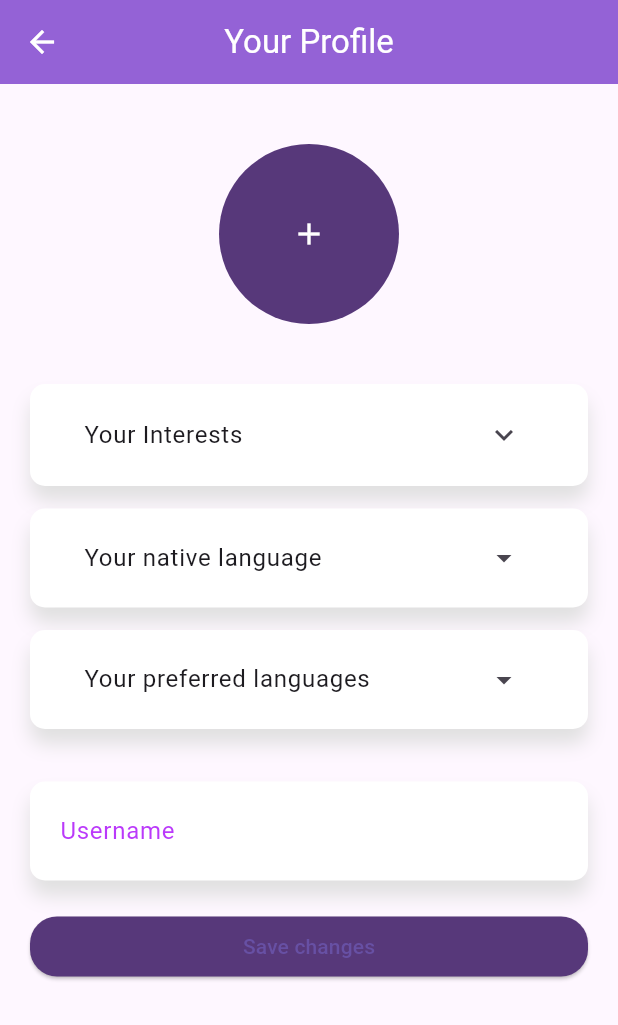
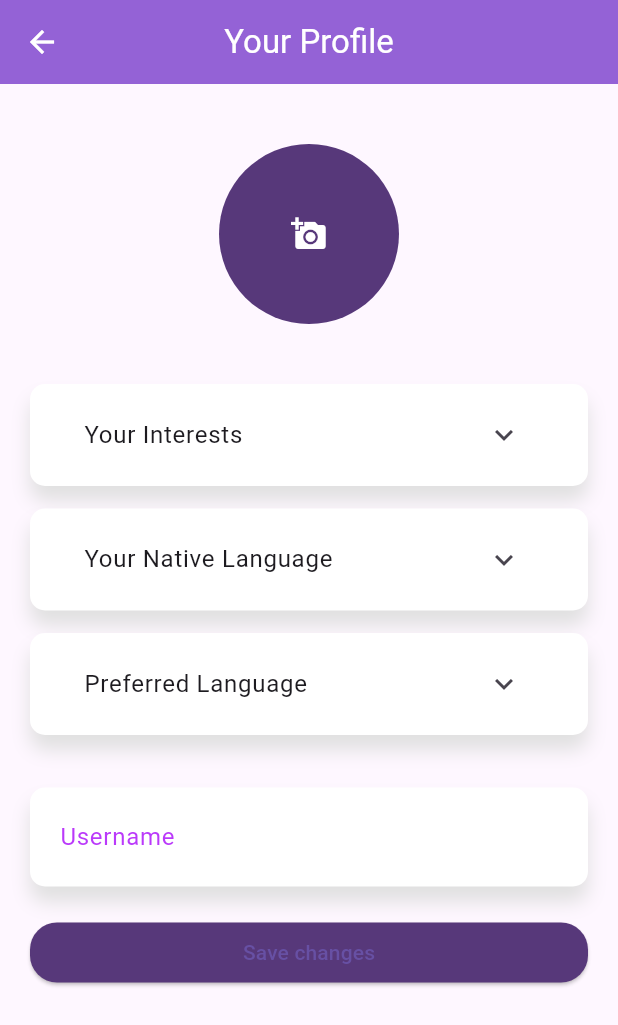
Before and after one commit to SmokyCrow/GlobaLink, a Flutter app: the ProfileScreen screen opened directly, after a tap on "Save changes", on a phone screen of 412 x 824 dp. Shown: the top 1025 px of the screen. Run offline on Flutter 3.47's test engine with Material 3 defaults, Android fonts, the phone set to English and light mode, and no system bars; our stand-ins replace cloud_firestore, firebase_auth, firebase_core, firebase_storage, flutter_chat_types, flutter_login and 1 more; missing offline and left inert: flutter_firebase_chat_core; accounts and stored records are empty.

Commit message:
Profile page is fully functional, needs some beautification

```diff
--- a/lib/screens/profile_screen.dart
+++ b/lib/screens/profile_screen.dart
@@ -1,3 +1,7 @@
+import 'dart:io';
+import 'package:flutter/services.dart';
+import 'package:image_picker/image_picker.dart';
+import 'package:firebase_storage/firebase_storage.dart';
 import 'package:flutter/material.dart';
 import 'package:firebase_auth/firebase_auth.dart';
 import 'package:cloud_firestore/cloud_firestore.dart';
@@ -16,15 +20,11 @@ class _ProfileScreenState extends State<ProfileScreen> {
   List<String> allInterests = []; // List of all interests fetched from Firebase
   List<String> userInterests = []; // User's current interests
   Set<String> selectedInterests = Set(); // Selected interests
-
-  Future updateUserProfile(String newUsername) async {
-    if (user != null) {
-      await _firestore.collection('users').doc(user!.uid).update({
-        'username': newUsername,
-        'interests': userInterests,
-      });
-    }
-  }
+  List<String> allLanguages = []; // List of all available languages
+  String? selectedLanguage; // Selected native language
+  String? selectedPreferredLanguage; // User's preferred language
+  String profilePictureUrl = ''; // Profile pictures url
+  File? selectedProfilePicture; // The selected profile picture
 
   @override
   void initState() {
@@ -34,18 +34,79 @@ class _ProfileScreenState extends State<ProfileScreen> {
         if (doc.exists && doc.data() != null) {
           Map<String, dynamic> data = doc.data() as Map<String, dynamic>;
           _usernameController.text = data['username'] ?? '';
+          setState(() {
+            profilePictureUrl = data['profile_picture_url'] ?? '';
+            selectedLanguage =
+                data['native_language'] ?? null; // Update selectedLanguage
+            selectedPreferredLanguage = data['preferred_language'] ??
+                null; // Update selectedPreferredLanguage
+          });
         }
       });
       fetchAllInterests();
       fetchUserInterests();
+      fetchLanguages();
+    }
+  }
+
+  Future<void> uploadProfilePicture() async {
+    final picker = ImagePicker();
+    final XFile? pickedFile =
+        await picker.pickImage(source: ImageSource.gallery);
+
+    if (pickedFile != null) {
+      setState(() {
+        selectedProfilePicture =
+            File(pickedFile.path); // Store the selected picture temporarily
+      });
+    }
+  }
+
+  Future updateUserProfile(String newUsername) async {
+    if (user != null) {
+      Map<String, dynamic> updatedData = {
+        'username': newUsername,
+        'interests': userInterests,
+      };
+
+      if (selectedProfilePicture != null) {
+        String userId = user!.uid;
+        Reference storageRef =
+            FirebaseStorage.instance.ref().child("profile_pictures/$userId");
+
+        try {
+          UploadTask uploadTask = storageRef.putFile(selectedProfilePicture!);
+          await uploadTask;
+          String downloadUrl = await storageRef.getDownloadURL();
+
+          // Update the profile picture URL in the updated data
+          updatedData['profile_picture_url'] = downloadUrl;
+        } catch (e) {
+          // Handle any errors here
+          print("Error uploading profile picture: $e");
+        }
+      }
+
+      if (selectedLanguage != null) {
+        updatedData['native_language'] =
+            selectedLanguage; // Include the selected native language
+      }
+
+      if (selectedPreferredLanguage != null) {
+        updatedData['preferred_language'] = selectedPreferredLanguage;
+      }
+
+      await _firestore.collection('users').doc(user!.uid).update(updatedData);
     }
   }
 
   void fetchAllInterests() async {
-    final interestsDoc = await _firestore.collection('centraldata').doc('interests').get();
+    final interestsDoc =
+        await _firestore.collection('centraldata').doc('interests').get();
     if (interestsDoc.exists && interestsDoc.data() != null) {
       setState(() {
-        allInterests = List<String>.from(interestsDoc.data()?['interests'] ?? []);
+        allInterests =
+            List<String>.from(interestsDoc.data()?['interests'] ?? []);
         print("Interests: $allInterests"); // Debugging print statement
       });
     }
@@ -57,6 +118,18 @@ class _ProfileScreenState extends State<ProfileScreen> {
       setState(() {
         userInterests = List<String>.from(userDoc.data()?['interests'] ?? []);
         print("Interests: $userInterests"); // Debugging print statement
+      });
+    }
+  }
+
+  void fetchLanguages() async {
+    final languagesDoc =
+        await _firestore.collection('centraldata').doc('languages').get();
+    if (languagesDoc.exists && languagesDoc.data() != null) {
+      setState(() {
+        allLanguages =
+            List<String>.from(languagesDoc.data()?['languages'] ?? []);
+        print("Languages: $allLanguages"); // Debugging print statement
       });
     }
   }
@@ -75,16 +148,20 @@ class _ProfileScreenState extends State<ProfileScreen> {
         padding: EdgeInsets.all(20),
         children: [
           SizedBox(height: 20), // Add space above the profile picture
-          CircleAvatar(
-            radius: 60, // Adjust the size of the profile picture
-            backgroundColor:
-                Color.fromARGB(255, 87, 56, 122), // Placeholder color
-            child: IconButton(
-              color: Colors.white,
-              icon: Icon(Icons.add),
-              onPressed: () {
-                // TODO: Implement profile picture change
-              },
+          GestureDetector(
+            onTap: uploadProfilePicture,
+            child: CircleAvatar(
+              radius: 60,
+              backgroundColor: Color.fromARGB(255, 87, 56, 122),
+              backgroundImage: (selectedProfilePicture != null)
+                  ? FileImage(selectedProfilePicture!) as ImageProvider<Object>
+                  : (profilePictureUrl.isNotEmpty)
+                      ? NetworkImage(profilePictureUrl) as ImageProvider<Object>
+                      : null,
+              child:
+                  (profilePictureUrl.isEmpty && selectedProfilePicture == null)
+                      ? Icon(Icons.add_a_photo, color: Colors.white)
+                      : null,
             ),
           ),
           SizedBox(height: 40), // Add space below the profile picture
@@ -122,13 +199,18 @@ class _ProfileScreenState extends State<ProfileScreen> {
                       });
                     },
                     child: Container(
-                      padding: EdgeInsets.symmetric(vertical: 10, horizontal: 15),
+                      padding:
+                          EdgeInsets.symmetric(vertical: 10, horizontal: 15),
                       margin: EdgeInsets.symmetric(vertical: 4),
                       decoration: BoxDecoration(
-                        color: isSelected ? Color.fromARGB(255, 186, 57, 250) : Colors.white,
+                        color: isSelected
+                            ? Color.fromARGB(255, 186, 57, 250)
+                            : Colors.white,
                         borderRadius: BorderRadius.circular(10),
                       ),
-                      child: Text(interest, style: TextStyle(color: isSelected ? Colors.white : Colors.black)),
+                      child: Text(interest,
+                          style: TextStyle(
+                              color: isSelected ? Colors.white : Colors.black)),
                     ),
                   );
                 }).toList(),
@@ -149,12 +231,33 @@ class _ProfileScreenState extends State<ProfileScreen> {
                 ),
               ],
             ),
-            child: ListTile(
-              title: Text('Your native language'),
-              trailing: Icon(Icons.arrow_drop_down),
-              onTap: () {
-                // TODO: Implement navigation to native language selection
-              },
+            child: ExpansionTile(
+              title: Text('Your Native Language'),
+              textColor: Color.fromARGB(255, 186, 57, 250),
+              iconColor: Color.fromARGB(255, 186, 57, 250),
+              children: (allLanguages.where((language) => language != selectedPreferredLanguage).toList()).map((language) {
+                bool isSelected = language == selectedLanguage;
+                return InkWell(
+                  onTap: () {
+                    setState(() {
+                      if (isSelected) {
+                        selectedLanguage = null; // Deselect the language
+                      } else {
+                        selectedLanguage = language; // Select the language
+                      }
+                    });
+                  },
+                  child: Container(
+                    padding: EdgeInsets.symmetric(vertical: 10, horizontal: 15),
+                    margin: EdgeInsets.symmetric(vertical: 4),
+                    decoration: BoxDecoration(
+                      color: isSelected ? Color.fromARGB(255, 186, 57, 250) : Colors.white,
+                      borderRadius: BorderRadius.circular(10),
+                    ),
+                    child: Text(language, style: TextStyle(color: isSelected ? Colors.white : Colors.black)),
+                  ),
+                );
+              }).toList(),
             ),
           ),
           Container(
@@ -171,12 +274,33 @@ class _ProfileScreenState extends State<ProfileScreen> {
                 ),
               ],
             ),
-            child: ListTile(
-              title: Text('Your preferred languages'),
-              trailing: Icon(Icons.arrow_drop_down),
-              onTap: () {
-                // TODO: Implement navigation to preferred languages selection
-              },
+            child: ExpansionTile(
+              title: Text('Preferred Language'),
+              textColor: Color.fromARGB(255, 186, 57, 250),
+              iconColor: Color.fromARGB(255, 186, 57, 250),
+              children: (allLanguages.where((language) => language != selectedLanguage).toList()).map((language) {
+                bool isSelected = language == selectedPreferredLanguage;
+                return InkWell(
+                  onTap: () {
+                    setState(() {
+                      if (isSelected) {
+                        // Nothing happens
+                      } else {
+                        selectedPreferredLanguage = language; // Select the language
+                      }
+                    });
+                  },
+                  child: Container(
+                    padding: EdgeInsets.symmetric(vertical: 10, horizontal: 15),
+                    margin: EdgeInsets.symmetric(vertical: 4),
+                    decoration: BoxDecoration(
+                      color: isSelected ? Color.fromARGB(255, 186, 57, 250) : Colors.white,
+                      borderRadius: BorderRadius.circular(10),
+                    ),
+                    child: Text(language, style: TextStyle(color: isSelected ? Colors.white : Colors.black)),
+                  ),
+                );
+              }).toList(),
             ),
           ),
           SizedBox(height: 20), // Add space above the save button
@@ -211,7 +335,8 @@ class _ProfileScreenState extends State<ProfileScreen> {
                 // Add logic to show a confirmation message
               },
               style: ElevatedButton.styleFrom(
-                backgroundColor: Color.fromARGB(255, 87, 56, 122), // Button background color
+                backgroundColor:
+                    Color.fromARGB(255, 87, 56, 122), // Button background color
                 shape: RoundedRectangleBorder(
                   borderRadius: BorderRadius.circular(18.0),
                 ),
```
